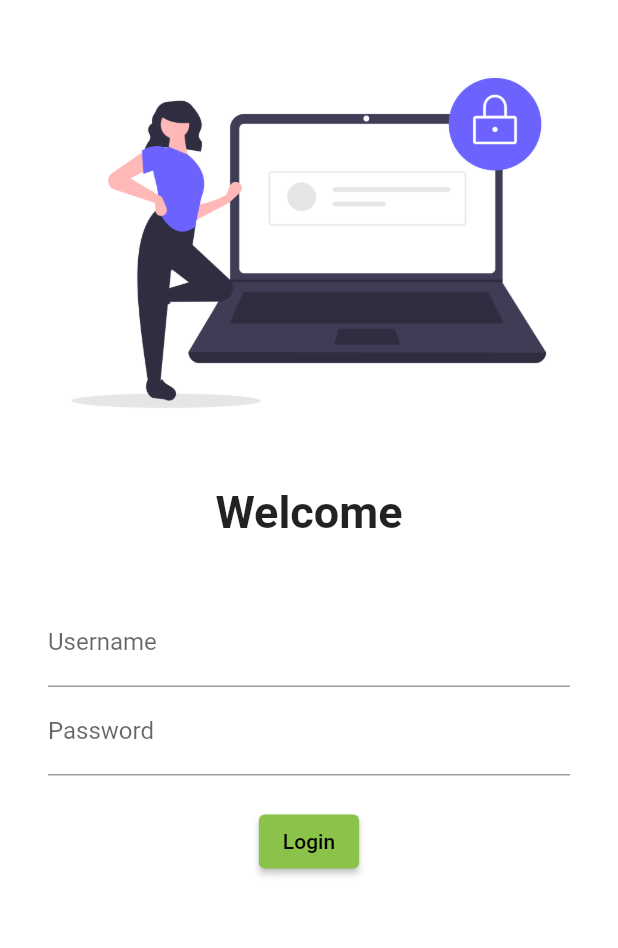
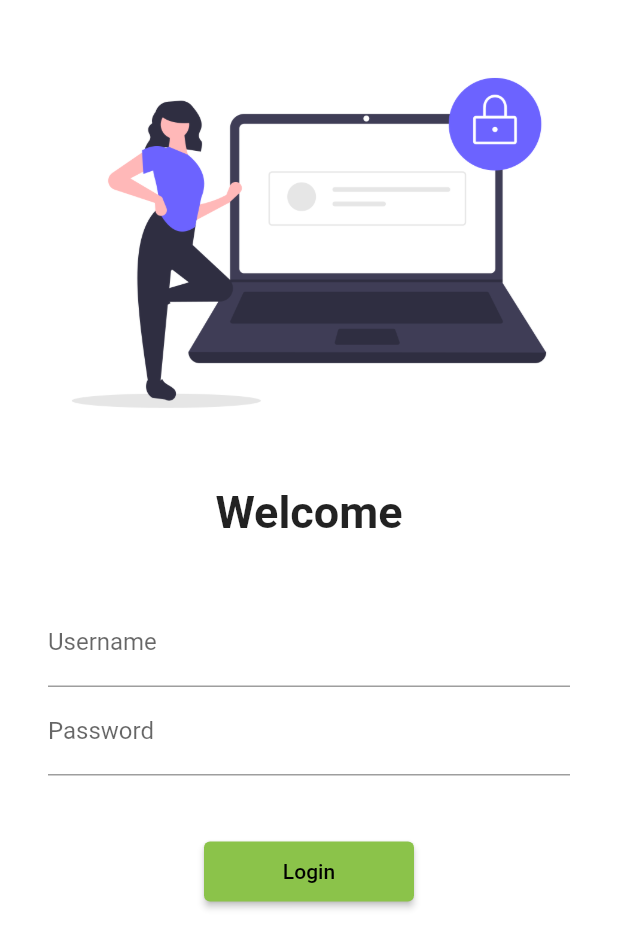
Before and after one commit to mkkhatri/30_days_flutter_course, a Flutter app: the screen it shows after launch, on a phone screen of 412 x 824 dp. Shown: the top 948 px of the screen. Run offline on Flutter 3.47's test engine with Material 2 defaults, Android fonts, the phone set to English and light mode, and no system bars.

Commit message:
day 5 completed

```diff
--- a/lib/main.dart
+++ b/lib/main.dart
@@ -1,6 +1,7 @@
 import 'package:flutter/material.dart';
 import 'package:sample_flutter/pages/homepage.dart';
 import 'package:sample_flutter/pages/loginPage.dart';
+import 'package:sample_flutter/utils/routes.dart';
 //import 'package:google_fonts/google_fonts.dart';
 
 void main() {
@@ -12,16 +13,17 @@ class MyApp extends StatelessWidget {
   @override
   Widget build(BuildContext context) {
     return MaterialApp(
+      debugShowCheckedModeBanner: false,
       //home: Home(),
       themeMode: ThemeMode.dark,
       theme: ThemeData(
         primarySwatch: Colors.lightGreen,
       ),
-//      initialRoute: '/home',
+      initialRoute: "/",
       routes: {
         '/': (context) => LoginPage(),
-        '/home': (context) => Home(),
-        '/login': (context) => LoginPage()
+        MyRoutes.homeRoute: (context) => Home(),
+        MyRoutes.loginRoute: (context) => LoginPage()
       },
     );
   }
--- a/lib/pages/loginPage.dart
+++ b/lib/pages/loginPage.dart
@@ -1,12 +1,14 @@
 import 'package:flutter/cupertino.dart';
 import 'package:flutter/material.dart';
 import 'package:flutter/widgets.dart';
+import 'package:sample_flutter/utils/routes.dart';
 
 class LoginPage extends StatelessWidget {
   @override
   Widget build(BuildContext context) {
     return Material(
       color: Colors.white,
+      child: SingleChildScrollView(
         child: Column(
           children: <Widget>[
             SizedBox(
@@ -39,13 +41,13 @@ class LoginPage extends StatelessWidget {
                         hintText: "Enter password", labelText: "Password"),
                   ),
                   SizedBox(
-                  height: 20,
+                    height: 40,
                   ),
                   ElevatedButton(
                     child: Text("Login"),
-                  style: TextButton.styleFrom(),
+                    style: TextButton.styleFrom(minimumSize: Size(140, 40)),
                     onPressed: () {
-                    print("hi");
+                      Navigator.pushNamed(context, MyRoutes.homeRoute);
                     },
                   )
                 ],
@@ -53,6 +55,7 @@ class LoginPage extends StatelessWidget {
             )
           ],
         ),
+      ),
     );
   }
 }
--- /dev/null
+++ b/lib/utils/routes.dart
@@ -0,0 +1,4 @@
+class MyRoutes {
+  static String loginRoute = "/login";
+  static String homeRoute = "/home";
+}
```
Lines whose indentation alone changed are shown as unchanged.
